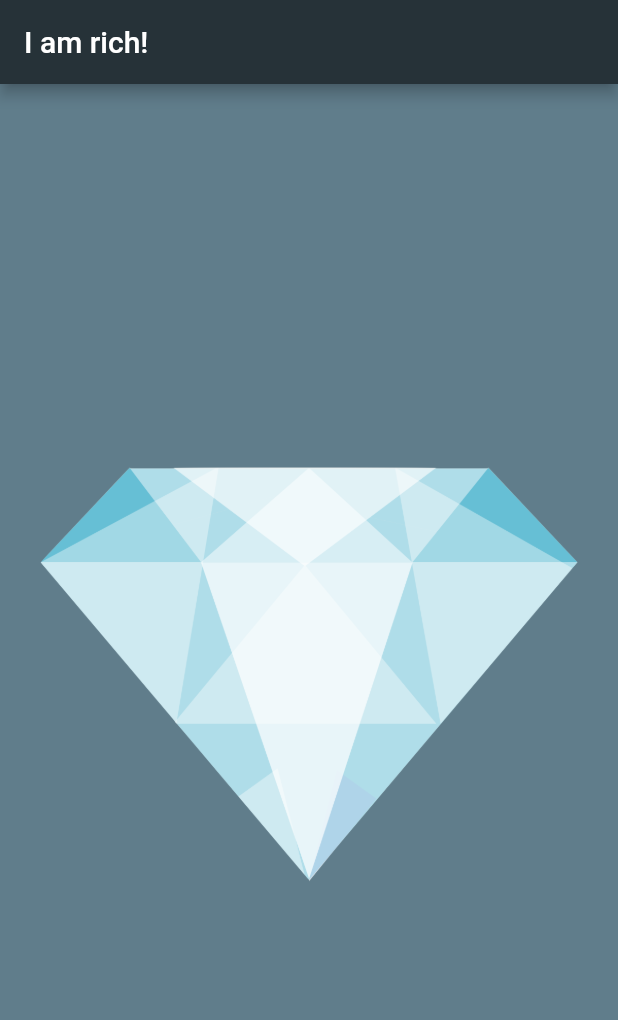
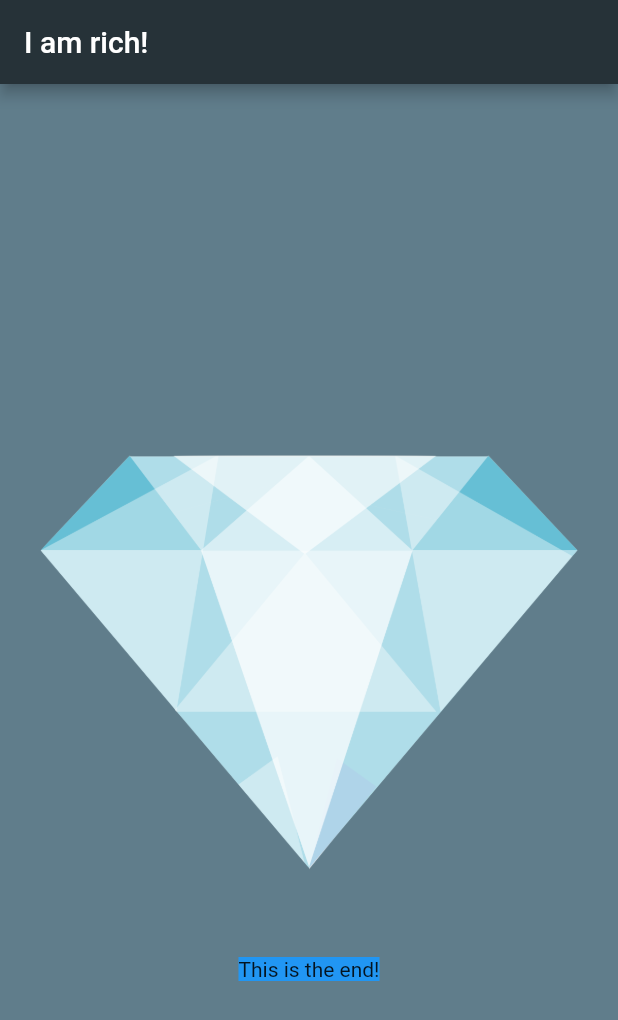
Before and after one commit to Koko-Technologies/i-am-rich-app, a Flutter app: the screen it shows after launch, on a phone screen of 412 x 824 dp. Shown: the top 1020 px of the screen. Run offline on Flutter 3.47's test engine with Material 2 defaults, Android fonts, the phone set to English and light mode, and no system bars.

Commit message:
final commit

```diff
--- a/lib/main.dart
+++ b/lib/main.dart
@@ -1,16 +1,31 @@
 import 'package:flutter/material.dart';
 
 void main() {
-  runApp(
-    MaterialApp(
+  runApp(IamRich());
+}
+
+class IamRich extends StatelessWidget {
+  @override
+  Widget build(BuildContext context) {
+    return MaterialApp(
+      debugShowCheckedModeBanner: false,
       home: Scaffold(
         backgroundColor: Colors.blueGrey[500],
         appBar: AppBar(
           title: Text('I am rich!'),
           backgroundColor: Colors.blueGrey[900],
         ),
-        body: Center(child: Image(image: AssetImage('images/diamond.png'))),
+        body: Column(
+          mainAxisAlignment: MainAxisAlignment.center,
+          children: [
+            Image(
+              image: AssetImage('images/diamond.png'),
+              fit: BoxFit.contain,
+            ),
+            Container(color: Colors.blue, child: Text('This is the end!')),
+          ],
+        ),
       ),
-    ),
-  );
+    );
+  }
 }
```
Also changed, not shown: 37 other files.
